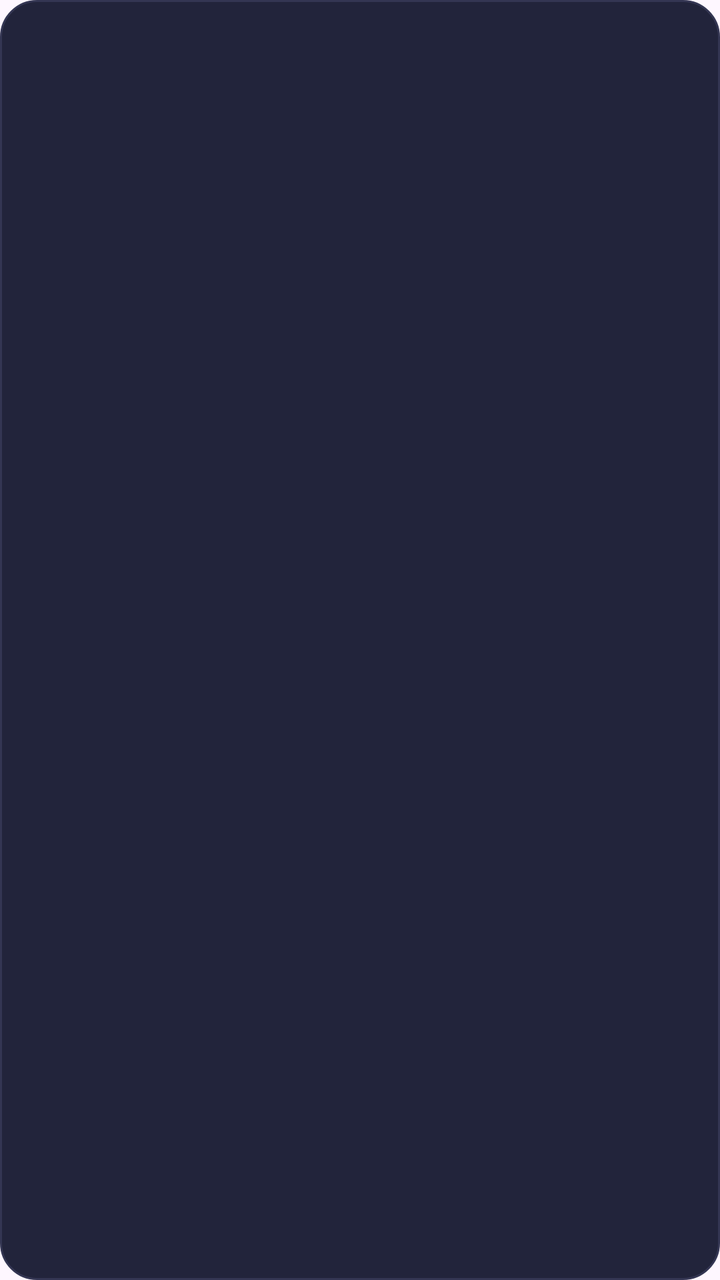
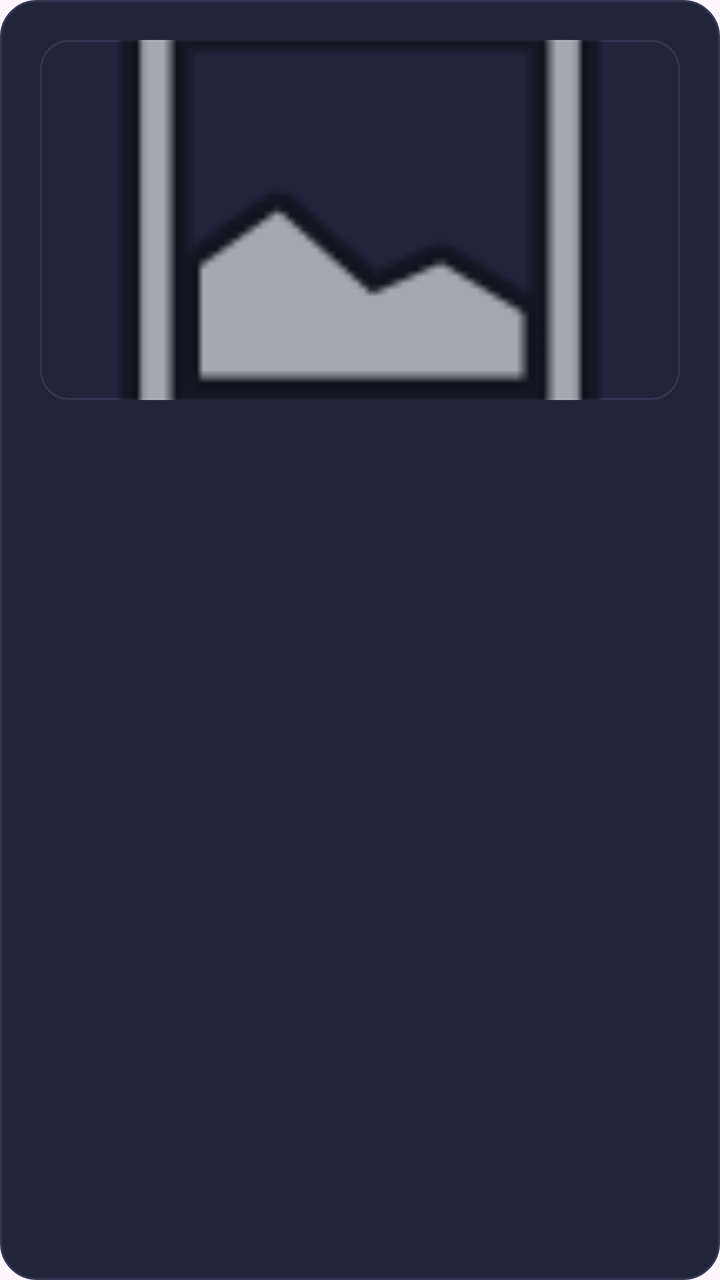

An Android layout rendered at two revisions. The XML below is the earlier revision; the diff shows what the commit changed to produce the second picture.
<!-- AndroidManifest.xml: application theme Theme.MovieApp -->
<!-- res/layout/item_movie.xml -->
<?xml version="1.0" encoding="utf-8"?>
<LinearLayout
    xmlns:android="http://schemas.android.com/apk/res/android"
    android:layout_width="match_parent"
    android:layout_height="wrap_content"
    android:layout_marginBottom="14dp"
    android:orientation="vertical"
    android:padding="20dp"
    android:clickable="true"
    android:focusable="true"
    android:background="@drawable/movie_card_background">

    <TextView
        android:id="@+id/titleText"
        android:layout_width="match_parent"
        android:layout_height="wrap_content"
        android:textColor="#FFFFFF"
        android:textSize="21sp"
        android:textStyle="bold"
        android:layout_marginBottom="8dp" />

    <TextView
        android:id="@+id/descriptionText"
        android:layout_width="match_parent"
        android:layout_height="wrap_content"
        android:textColor="#B9B9CC"
        android:textSize="15sp"
        android:layout_marginBottom="14dp" />

    <TextView
        android:id="@+id/releaseDateText"
        android:layout_width="match_parent"
        android:layout_height="wrap_content"
        android:textColor="#A996FF"
        android:textSize="14sp"
        android:textStyle="bold" />

</LinearLayout>
<!-- resources referenced by this layout -->
<resources>
  <!-- drawable movie_card_background (drawable) -->
  <?xml version="1.0" encoding="utf-8"?>
  <shape xmlns:android="http://schemas.android.com/apk/res/android"
      android:shape="rectangle">
  
      <solid android:color="#22243B" />
  
      <corners android:radius="18dp" />
  
      <stroke
          android:width="1dp"
          android:color="#343653" />
  
  </shape>
  <style name="Theme.MovieApp" parent="Base.Theme.MovieApp" />
  <style name="Base.Theme.MovieApp" parent="Theme.Material3.DayNight.NoActionBar">
          
          
      </style>
</resources>

<!-- the commit's change to res/layout/item_movie.xml (unified diff, before → after) -->
@@ -10,6 +10,19 @@
     android:focusable="true"
     android:background="@drawable/movie_card_background">
 
+    
+    <ImageView
+        android:id="@+id/movieImage"
+        android:layout_width="match_parent"
+        android:layout_height="180dp"
+        android:scaleType="centerCrop"
+        android:adjustViewBounds="true"
+        android:background="@drawable/movie_input_background"
+        android:src="@android:drawable/ic_menu_gallery"
+        android:contentDescription="Movie poster"
+        android:layout_marginBottom="16dp" />
+
+    
     <TextView
         android:id="@+id/titleText"
         android:layout_width="match_parent"
@@ -19,6 +32,7 @@
         android:textStyle="bold"
         android:layout_marginBottom="8dp" />
 
+    
     <TextView
         android:id="@+id/descriptionText"
         android:layout_width="match_parent"
@@ -27,6 +41,7 @@
         android:textSize="15sp"
         android:layout_marginBottom="14dp" />
 
+    
     <TextView
         android:id="@+id/releaseDateText"
         android:layout_width="match_parent"
<!-- resource entries referenced after the edit -->
@@ -14,6 +14,20 @@
           android:color="#343653" />
   
   </shape>
+  <!-- drawable movie_input_background (drawable) -->
+  <?xml version="1.0" encoding="utf-8"?>
+  <shape xmlns:android="http://schemas.android.com/apk/res/android"
+      android:shape="rectangle">
+  
+      <solid android:color="#22243B" />
+  
+      <corners android:radius="14dp" />
+  
+      <stroke
+          android:width="1dp"
+          android:color="#343653" />
+  
+  </shape>
   <style name="Theme.MovieApp" parent="Base.Theme.MovieApp" />
   <style name="Base.Theme.MovieApp" parent="Theme.Material3.DayNight.NoActionBar">
           
